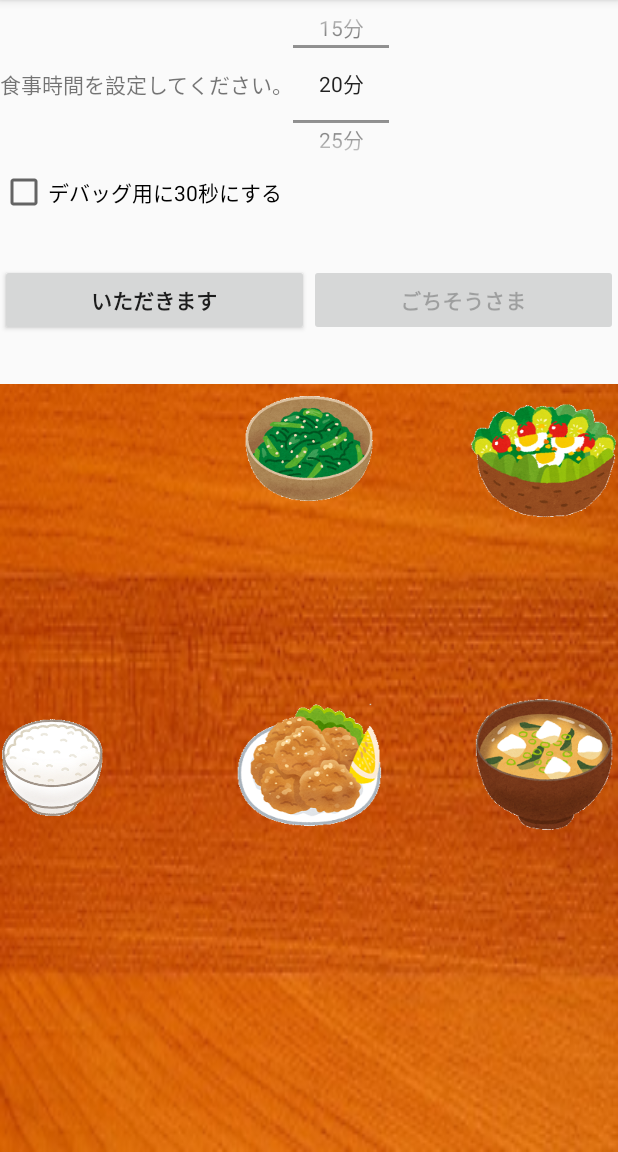
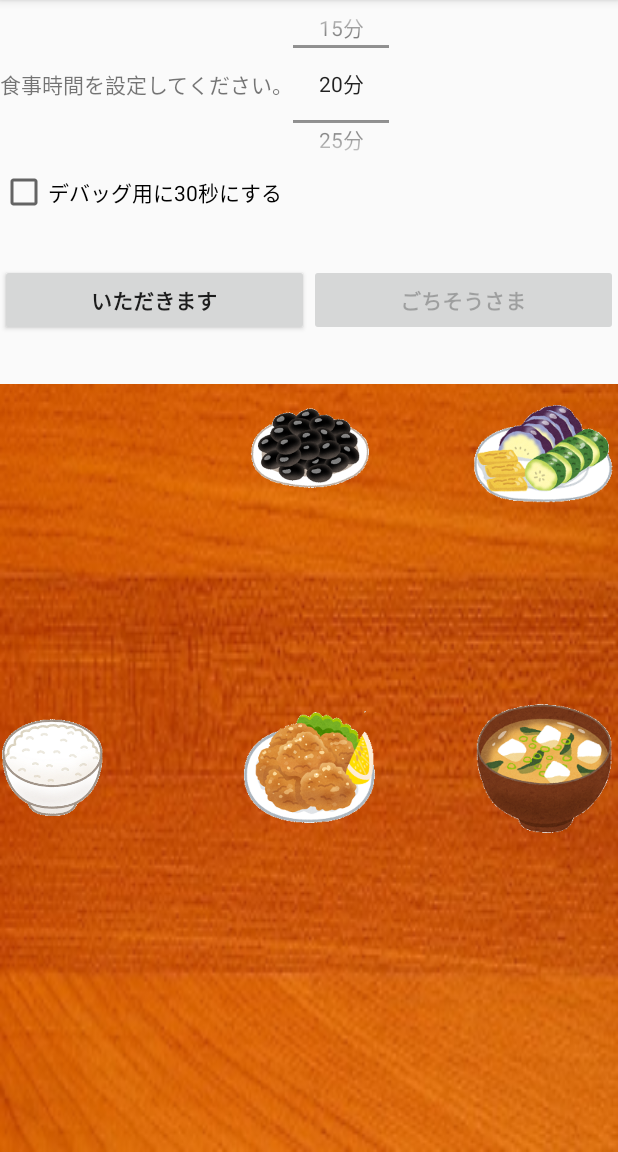
Before and after one commit to a-nagaoka/Timer, an Android app: the screen it shows after launch (StartMealActivity), after a tap on an icon or button, on a phone screen of 412 x 824 dp, the part 84-1236 px from its top. Run offline under Robolectric (Android 15) with nearby library versions, the light colour scheme and no system bars.

Commit message:
ごはん画像を増やしてランダム表示としました。

```diff
--- /dev/null
+++ b/ShishamoTimer/app/src/main/java/com/shishamo/shishamotimer/meal/FoodFactory.java
@@ -0,0 +1,130 @@
+package com.shishamo.shishamotimer.meal;
+
+import com.shishamo.shishamotimer.R;
+
+import java.util.ArrayList;
+import java.util.Arrays;
+import java.util.Collections;
+import java.util.HashMap;
+import java.util.List;
+
+/**
+ * 食べ物画像を管理するクラスです。
+ * シングルトンクラスです。
+ * Created by rika on 2016/06/25.
+ */
+public class FoodFactory {
+    // 唯一のインスタンス
+    private static FoodFactory instance_ = new FoodFactory();
+
+    // 食べ物画像を格納する
+    // key: FoodType, value:drawableのID
+    private HashMap<FoodType, List<Integer>> foodMap_ = new HashMap<FoodType, List<Integer>>();
+
+    // 食べ物タイプ
+    private enum FoodType {
+        // ごはんもの
+        RICE,
+        // 主菜
+        MAIN,
+        // 汁物
+        SOUP,
+        // 副菜
+        FUKUSAI,
+        // サラダ系
+        SALADA
+    }
+
+    /**
+     * コンストラクタ
+     */
+    private FoodFactory() {
+        // 画像IDを設定
+        // ごはんもの
+        foodMap_.put(FoodType.RICE, new ArrayList<>(Arrays.asList(
+                R.drawable.food_gohan_hakumai,
+                R.drawable.food_mamegohan,
+                R.drawable.food_chahan)));
+        // 主菜
+        foodMap_.put(FoodType.MAIN, new ArrayList<>(Arrays.asList(
+                R.drawable.food_beefsteak,
+                R.drawable.food_karaage_lemon,
+                R.drawable.food_yakisake)));
+        // 汁物
+        foodMap_.put(FoodType.SOUP, new ArrayList<>(Arrays.asList(
+                R.drawable.food_omisoshiru,
+                R.drawable.food_tonjiru,
+                R.drawable.food_soup_corn)));
+        // 副菜
+        foodMap_.put(FoodType.FUKUSAI, new ArrayList<>(Arrays.asList(
+                R.drawable.food_hourensou_gomaae,
+                R.drawable.food_yasai_nimono,
+                R.drawable.food_kuro_nimame)));
+        // サラダ系
+        foodMap_.put(FoodType.SALADA, new ArrayList<>(Arrays.asList(
+                R.drawable.food_potato_sald,
+                R.drawable.food_salad,
+                R.drawable.food_tsukemono)));
+    }
+
+    /**
+     * 唯一のインスタンス取得
+     * @return
+     */
+    public static FoodFactory getInstance() {
+        if (instance_ == null) {
+            instance_ = new FoodFactory();
+        }
+        return instance_;
+    }
+
+    /**
+     * ランダムにごはんの画像IDを取得します。
+     * @return
+     */
+    public int getRice() {
+        List<Integer> list = foodMap_.get(FoodType.RICE);
+        Collections.shuffle(list);
+        return list.get(0);
+    }
+
+    /**
+     * ランダムに主菜の画像IDを取得します。
+     * @return
+     */
+    public int getMain() {
+        List<Integer> list = foodMap_.get(FoodType.MAIN);
+        Collections.shuffle(list);
+        return list.get(0);
+    }
+
+    /**
+     * ランダムに副菜の画像IDを取得します。
+     * @return
+     */
+    public int getFukusai() {
+        List<Integer> list = foodMap_.get(FoodType.FUKUSAI);
+        Collections.shuffle(list);
+        return list.get(0);
+    }
+
+    /**
+     * ランダムに汁物の画像IDを取得します。
+     * @return
+     */
+    public int getSoup() {
+        List<Integer> list = foodMap_.get(FoodType.SOUP);
+        Collections.shuffle(list);
+        return list.get(0);
+    }
+
+    /**
+     * ランダムにサラダ系の画像IDを取得します。
+     * @return
+     */
+    public int getSalada() {
+        List<Integer> list = foodMap_.get(FoodType.SALADA);
+        Collections.shuffle(list);
+        return list.get(0);
+    }
+}
--- a/ShishamoTimer/app/src/main/java/com/shishamo/shishamotimer/meal/StartMealActivity.java
+++ b/ShishamoTimer/app/src/main/java/com/shishamo/shishamotimer/meal/StartMealActivity.java
@@ -43,7 +43,8 @@ public class StartMealActivity extends AppCompatActivity  {
         player = MealSoundPlayer.getInstance();
         player.loadSound(getApplicationContext());
 
-        // ドラッグする画像にリスナー登録
+        // 食べ物画像の準備をします。
+        loadImage();
         setTouchImageListener();
 
         // タイマー時刻の初期化
@@ -61,19 +62,39 @@ public class StartMealActivity extends AppCompatActivity  {
     protected void onResume() {
         super.onResume();
     }
+    private void loadImage() {
+        FoodFactory factory = FoodFactory.getInstance();
+        // ごはん
+        ImageView img = (ImageView)findViewById(R.id.rice);
+        img.setImageResource(factory.getRice());
+        foods.add(img);
+        // 主菜
+        img = (ImageView) findViewById(R.id.main);
+        img.setImageResource(factory.getMain());
+        foods.add(img);
+
+        // 副菜
+        img = (ImageView) findViewById(R.id.fukusai);
+        img.setImageResource(factory.getFukusai());
+        foods.add(img);
+
+        // 汁物
+        img = (ImageView) findViewById(R.id.soup);
+        img.setImageResource(factory.getSoup());
+        foods.add(img);
+
+        // サラダ系
+        img = (ImageView) findViewById(R.id.salada);
+        img.setImageResource(factory.getSalada());
+        foods.add(img);
+
+        // 順番をシャッフルする
+        Collections.shuffle(foods);
+    }
     /**
      * ビューにタッチイベントのリスナーを登録します。
      */
     private void setTouchImageListener() {
-        // 食べ物画像を5種類設定
-        foods.add((ImageView) findViewById(R.id.rice));
-        foods.add((ImageView) findViewById(R.id.miso_soup));
-        foods.add((ImageView) findViewById(R.id.friedchicken));
-        foods.add((ImageView) findViewById(R.id.gomaae));
-        foods.add((ImageView) findViewById(R.id.green_salada));
-        // 順番をシャッフルする
-        Collections.shuffle(foods);
-
         for (ImageView dragView : foods) {
             // タッチイベントを登録
             DragViewListener listener = new DragViewListener(dragView);
--- a/ShishamoTimer/app/src/main/res/layout/activity_finish_meal.xml
+++ b/ShishamoTimer/app/src/main/res/layout/activity_finish_meal.xml
@@ -20,7 +20,8 @@
         android:layout_height="0dp"
         android:id="@+id/imageView"
         android:layout_centerInParent="true"
-        android:layout_weight="3" />
+        android:layout_weight="3"
+        android:layout_gravity="center" />
 
     <Button
         android:layout_width="wrap_content"
--- a/ShishamoTimer/app/src/main/res/layout/activity_start_meal.xml
+++ b/ShishamoTimer/app/src/main/res/layout/activity_start_meal.xml
@@ -79,35 +79,30 @@
             android:layout_width="70dp"
             android:layout_height="70dp"
             android:id="@+id/rice"
-            android:src="@drawable/food_gohan_hakumai"
             android:layout_gravity="left|center_vertical" />
 
         <ImageView
             android:layout_width="100dp"
             android:layout_height="91dp"
-            android:id="@+id/friedchicken"
-            android:src="@drawable/food_karaage_lemon"
+            android:id="@+id/main"
             android:layout_gravity="center" />
 
         <ImageView
             android:layout_width="100dp"
             android:layout_height="98dp"
-            android:id="@+id/miso_soup"
-            android:src="@drawable/food_omisoshiru"
+            android:id="@+id/soup"
             android:layout_gravity="right|center_vertical" />
 
         <ImageView
             android:layout_width="100dp"
             android:layout_height="97dp"
-            android:id="@+id/green_salada"
-            android:src="@drawable/food_salad"
+            android:id="@+id/salada"
             android:layout_gravity="right|top" />
 
         <ImageView
             android:layout_width="100dp"
             android:layout_height="86dp"
-            android:id="@+id/gomaae"
-            android:src="@drawable/food_hourensou_gomaae"
+            android:id="@+id/fukusai"
             android:layout_gravity="center_horizontal|top" />
     </FrameLayout>
 </LinearLayout>
```
Also changed, not shown: ShishamoTimer/app/src/main/res/drawable/food_beefsteak.png (added), ShishamoTimer/app/src/main/res/drawable/food_chahan.png (added), ShishamoTimer/app/src/main/res/drawable/food_hourensou_gomaae.png, ShishamoTimer/app/src/main/res/drawable/food_karaage_lemon.png, ShishamoTimer/app/src/main/res/drawable/food_kuro_nimame.png (added), ShishamoTimer/app/src/main/res/drawable/food_mamegohan.png (added), ShishamoTimer/app/src/main/res/drawable/food_omisoshiru.png, ShishamoTimer/app/src/main/res/drawable/food_potato_sald.png (added), ShishamoTimer/app/src/main/res/drawable/food_salad.png, ShishamoTimer/app/src/main/res/drawable/food_soup_corn.png (added), ShishamoTimer/app/src/main/res/drawable/food_tonjiru.png (added), ShishamoTimer/app/src/main/res/drawable/food_tsukemono.png (added), ShishamoTimer/app/src/main/res/drawable/food_yakisake.png (added), ShishamoTimer/app/src/main/res/drawable/food_yasai_nimono.png (added).
